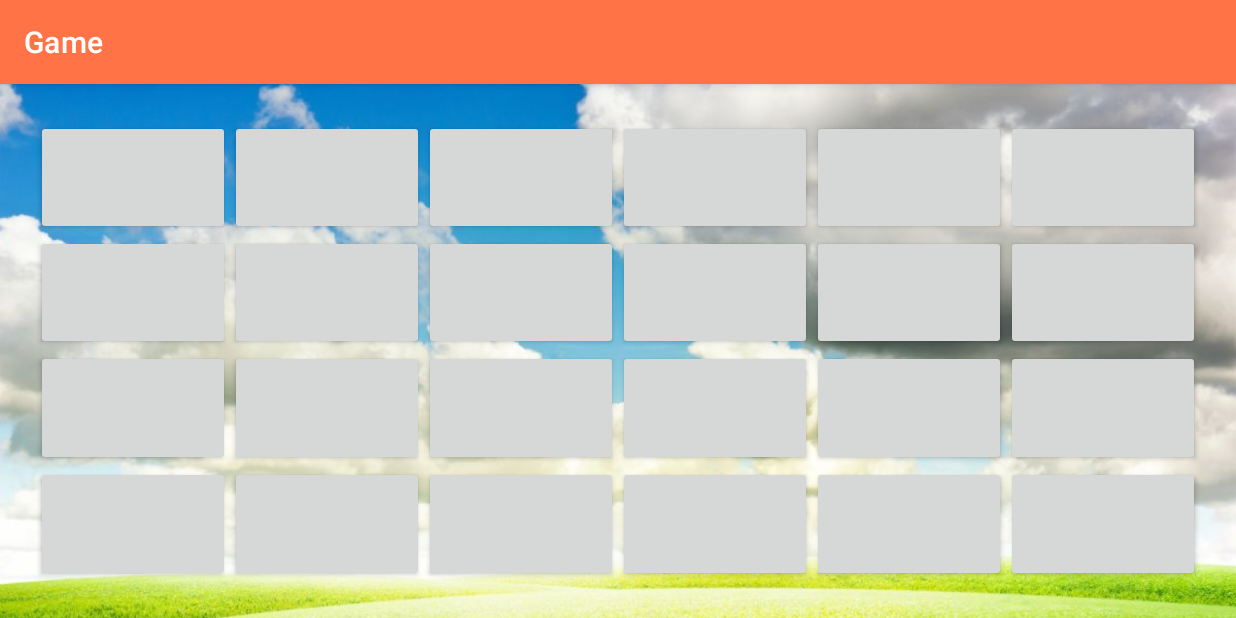
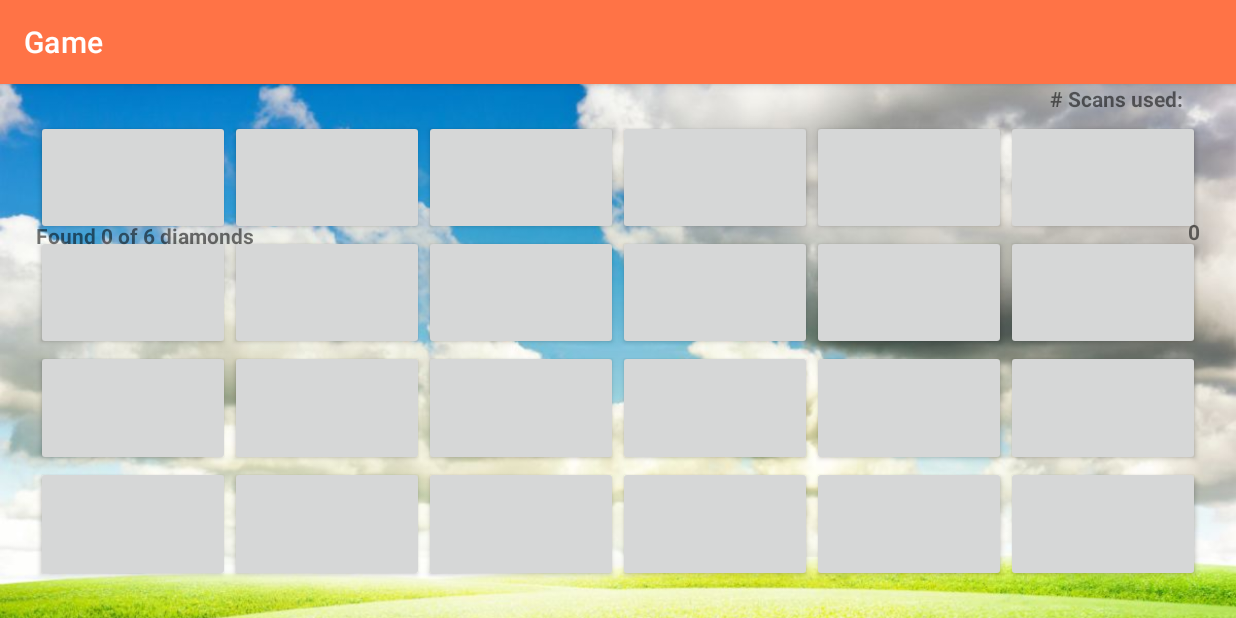
Before and after one commit to hanidnguyen/Diamond-Seeker, an Android app: the PlayGame screen opened directly, with no data from a screen before it, on a phone screen of 824 x 412 dp (held sideways). Run offline under Robolectric (Android 15) with nearby library versions, the phone set to English and light mode, and no system bars.

Commit message:
- Add show user's number of scans and found diamonds

```diff
--- a/app/src/main/java/cmpt276/assignment3/diamondseeker/PlayGame.java
+++ b/app/src/main/java/cmpt276/assignment3/diamondseeker/PlayGame.java
@@ -14,7 +14,7 @@ import android.view.MenuItem;
 import android.widget.Button;
 import android.widget.TableLayout;
 import android.widget.TableRow;
-import android.widget.Toast;
+import android.widget.TextView;
 
 import java.util.Objects;
 import java.util.Random;
@@ -23,7 +23,9 @@ public class PlayGame extends AppCompatActivity {
 
     private static int NUM_ROWS = MainMenu.getRowNum();
     private static int NUM_COLS = MainMenu.getColNum();
-    private static int diamonds = MainMenu.getMinesNum();
+    private static int total_diamonds = MainMenu.getMinesNum();
+    private int total_scans = 0;
+    private int diamonds_found = 0;
     Button[][] buttons = new Button[NUM_ROWS][NUM_COLS];
     Boolean[][] diamonds_location = new Boolean[NUM_ROWS][NUM_COLS];
     Boolean[][] buttons_revealed = new Boolean[NUM_ROWS][NUM_COLS];
@@ -33,16 +35,18 @@ public class PlayGame extends AppCompatActivity {
         super.onResume();
         NUM_ROWS = MainMenu.getRowNum();
         NUM_COLS = MainMenu.getColNum();
-        Log.e("PlayGame","getMinesNum(): " + MainMenu.getMinesNum());
-        diamonds = MainMenu.getMinesNum();
+        total_diamonds = MainMenu.getMinesNum();
+        total_scans = 0;
+        diamonds_found = 0;
         buttons = new Button[NUM_ROWS][NUM_COLS];
         diamonds_location = new Boolean[NUM_ROWS][NUM_COLS];
         buttons_revealed = new Boolean[NUM_ROWS][NUM_COLS];
 
-        if (diamonds > (NUM_ROWS * NUM_COLS)) throw new AssertionError();
+        if (total_diamonds > (NUM_ROWS * NUM_COLS)) throw new AssertionError();
 
         setupBooleanArrays();
         populateMines();
+        showStats();
         populateTableOfButtons();
     }
 
@@ -51,11 +55,6 @@ public class PlayGame extends AppCompatActivity {
         super.onCreate(savedInstanceState);
         setContentView(R.layout.activity_play_game);
         Objects.requireNonNull(getSupportActionBar()).setBackgroundDrawable(new ColorDrawable(getResources().getColor(R.color.orange, getTheme())));
-
-        if (diamonds > (NUM_ROWS * NUM_COLS)) throw new AssertionError();
-
-        setupBooleanArrays();
-        populateMines();
     }
 
     private void setupBooleanArrays() {
@@ -69,7 +68,7 @@ public class PlayGame extends AppCompatActivity {
 
     private void populateMines() {
         Random random = new Random();
-        int counter = diamonds;
+        int counter = total_diamonds;
         while(counter != 0){
             int random_col = random.nextInt(NUM_COLS);
             int random_row = random.nextInt(NUM_ROWS);
@@ -81,6 +80,15 @@ public class PlayGame extends AppCompatActivity {
 
     }
 
+    private void showStats() {
+        TextView tv_diamonds_found = findViewById(R.id.found_diamond);
+        TextView tv_total_diamonds = findViewById(R.id.total_diamonds);
+        TextView tv_number_scans = findViewById(R.id.number_scans);
+
+        tv_diamonds_found.setText(""+0);
+        tv_total_diamonds.setText("" + total_diamonds);
+        tv_number_scans.setText(""+0);
+    }
 
     private void populateTableOfButtons() {
         TableLayout table = findViewById(R.id.tableForButtons);
@@ -108,8 +116,13 @@ public class PlayGame extends AppCompatActivity {
                 //Make text not clip on small buttons
                 button.setPadding(0,0,0,0);
                 button.setOnClickListener(view -> {
-                    buttons_revealed[FINAL_ROW][FINAL_COL] = true;
+                    if(!buttons_revealed[FINAL_ROW][FINAL_COL]){
+                        total_scans++;
+                        buttons_revealed[FINAL_ROW][FINAL_COL] = true;
+                    }
+
                     if(diamonds_location[FINAL_ROW][FINAL_COL]) {
+                        diamonds_found++;
                         showDiamond(FINAL_ROW, FINAL_COL);
 
                     }
@@ -121,17 +134,7 @@ public class PlayGame extends AppCompatActivity {
         }
     }
 
-    private void refreshGrid() {
-        for(int row = 0; row < NUM_ROWS; row++){
-            for(int col = 0; col < NUM_COLS; col++){
-                if(buttons_revealed[row][col]){
-                    int diamonds_number = displayNumberOfDiamonds(row,col);
-                    Button button = buttons[row][col];
-                    button.setText(""+diamonds_number);
-                }
-            }
-        }
-    }
+
 
     //ROW and COL are given location of button to be scanned
     //Scan the corresponding row and column for diamonds, then
@@ -158,7 +161,6 @@ public class PlayGame extends AppCompatActivity {
     }
 
     private void showDiamond(int row, int col) {
-        Toast.makeText(this,"button clicked: " + row + "," + col,Toast.LENGTH_SHORT).show();
         Button button = buttons[row][col];
 
         //Lock Button sizes:
@@ -192,6 +194,26 @@ public class PlayGame extends AppCompatActivity {
         }
     }
 
+    private void refreshGrid() {
+        TextView diamonds_count = findViewById(R.id.found_diamond);
+        TextView scans = findViewById(R.id.number_scans);
+        diamonds_count.setText(""+diamonds_found);
+        scans.setText(""+total_scans);
+        for(int row = 0; row < NUM_ROWS; row++){
+            for(int col = 0; col < NUM_COLS; col++){
+                if(buttons_revealed[row][col]){
+                    int diamonds_number = displayNumberOfDiamonds(row,col);
+                    Button button = buttons[row][col];
+                    button.setText(""+diamonds_number);
+                }
+            }
+        }
+
+        if(diamonds_found == total_diamonds){
+
+        }
+    }
+
     @Override
     public boolean onOptionsItemSelected(@NonNull MenuItem item) {
         finish();
--- a/app/src/main/res/layout/activity_play_game.xml
+++ b/app/src/main/res/layout/activity_play_game.xml
@@ -18,7 +18,7 @@
         app:layout_constraintStart_toStartOf="parent"
         app:layout_constraintTop_toTopOf="parent"
         app:layout_constraintVertical_bias="0.0"
-        app:srcCompat="@drawable/game_background"/>
+        app:srcCompat="@drawable/game_background" />
 
     <TableLayout
         android:id="@+id/tableForButtons"
@@ -32,8 +32,82 @@
         app:layout_constraintBottom_toBottomOf="parent"
         app:layout_constraintEnd_toEndOf="parent"
         app:layout_constraintStart_toStartOf="parent"
-        app:layout_constraintTop_toBottomOf="parent">
-    </TableLayout>
+        app:layout_constraintTop_toBottomOf="parent"></TableLayout>
+
+    <TextView
+        android:id="@+id/text_mines"
+        android:layout_width="wrap_content"
+        android:layout_height="wrap_content"
+        android:layout_marginStart="24dp"
+        android:text="Found "
+        android:textStyle="bold"
+        app:layout_constraintBottom_toTopOf="@+id/tableForButtons"
+        app:layout_constraintStart_toStartOf="parent"
+        app:layout_constraintTop_toTopOf="parent" />
+
+    <TextView
+        android:id="@+id/found_diamond"
+        android:layout_width="wrap_content"
+        android:layout_height="wrap_content"
+        android:text="0"
+        android:textStyle="bold"
+        app:layout_constraintBottom_toTopOf="@+id/tableForButtons"
+        app:layout_constraintStart_toEndOf="@+id/text_mines"
+        app:layout_constraintTop_toTopOf="parent" />
+
+    <TextView
+        android:id="@+id/text_mines_2"
+        android:layout_width="wrap_content"
+        android:layout_height="wrap_content"
+        android:text=" of "
+        android:textStyle="bold"
+        app:layout_constraintBottom_toTopOf="@+id/tableForButtons"
+        app:layout_constraintStart_toEndOf="@+id/found_diamond"
+        app:layout_constraintTop_toTopOf="parent" />
+
+    <TextView
+        android:id="@+id/total_diamonds"
+        android:layout_width="wrap_content"
+        android:layout_height="wrap_content"
+        android:text="6"
+        android:textStyle="bold"
+        app:layout_constraintBottom_toTopOf="@+id/tableForButtons"
+        app:layout_constraintStart_toEndOf="@+id/text_mines_2"
+        app:layout_constraintTop_toTopOf="parent" />
+
+    <TextView
+        android:id="@+id/text_mines_3"
+        android:layout_width="wrap_content"
+        android:layout_height="wrap_content"
+        android:text=" diamonds"
+        android:textStyle="bold"
+        app:layout_constraintBottom_toTopOf="@+id/tableForButtons"
+        app:layout_constraintStart_toEndOf="@+id/total_diamonds"
+        app:layout_constraintTop_toTopOf="parent" />
+
+    <TextView
+        android:id="@+id/number_scans_text"
+        android:layout_width="wrap_content"
+        android:layout_height="wrap_content"
+        android:layout_marginBottom="14dp"
+        android:text="# Scans used: "
+        android:textStyle="bold"
+        app:layout_constraintBottom_toTopOf="@+id/tableForButtons"
+        app:layout_constraintEnd_toStartOf="@+id/number_scans"
+        app:layout_constraintTop_toTopOf="parent"
+        app:layout_constraintVertical_bias="0.0" />
+
+    <TextView
+        android:id="@+id/number_scans"
+        android:layout_width="wrap_content"
+        android:layout_height="wrap_content"
+        android:layout_marginEnd="24dp"
+        android:layout_marginBottom="5dp"
+        android:text="0"
+        android:textStyle="bold"
+        app:layout_constraintBottom_toTopOf="@+id/tableForButtons"
+        app:layout_constraintEnd_toEndOf="parent"
+        app:layout_constraintTop_toTopOf="parent" />
 
 
 </androidx.constraintlayout.widget.ConstraintLayout>
```
